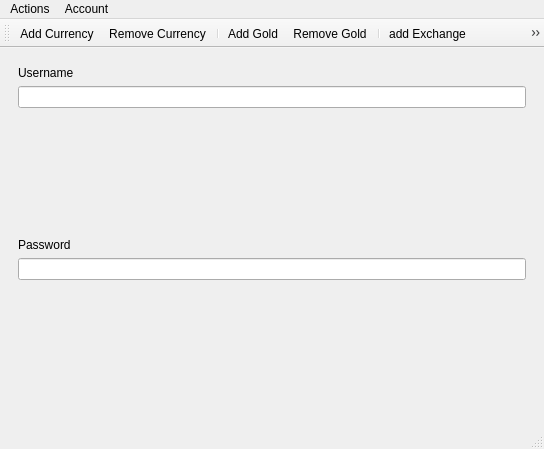
Old version of the form mainwindow.ui in the repository EmreBilal98/Saving_Organizator.
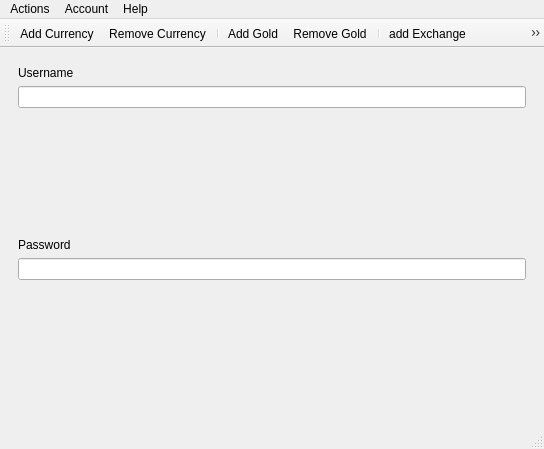
New version of the form. The open tabs and pages were chosen to show the change. Icons and pictures are not drawn.

Diff of the .ui file:
```diff
--- a/mainwindow.ui
+++ b/mainwindow.ui
@@ -263,8 +263,15 @@
     <addaction name="actionAccount_Activities"/>
     <addaction name="actionLog_Out"/>
    </widget>
+   <widget class="QMenu" name="menuHelp">
+    <property name="title">
+     <string>Help</string>
+    </property>
+    <addaction name="actionAttributes"/>
+   </widget>
    <addaction name="menuActions"/>
    <addaction name="menuAccount"/>
+   <addaction name="menuHelp"/>
   </widget>
   <widget class="QStatusBar" name="statusbar"/>
   <widget class="QToolBar" name="toolBar">
```
Left out of the diff: 12 changed lines with no effect on the pictures.
